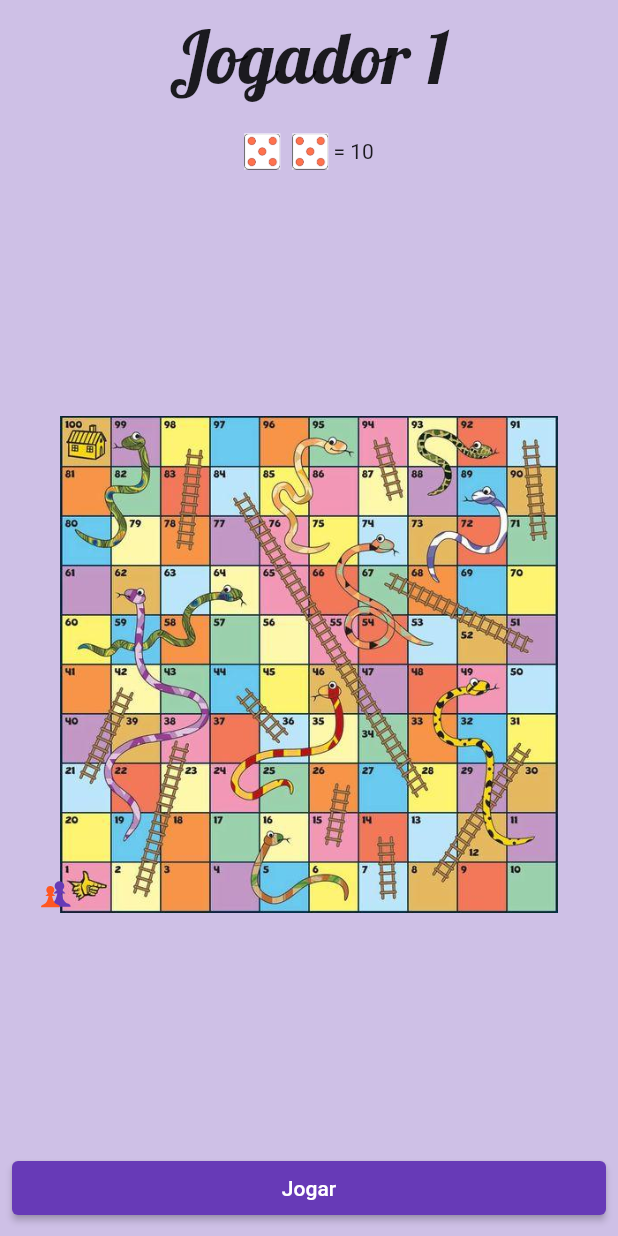
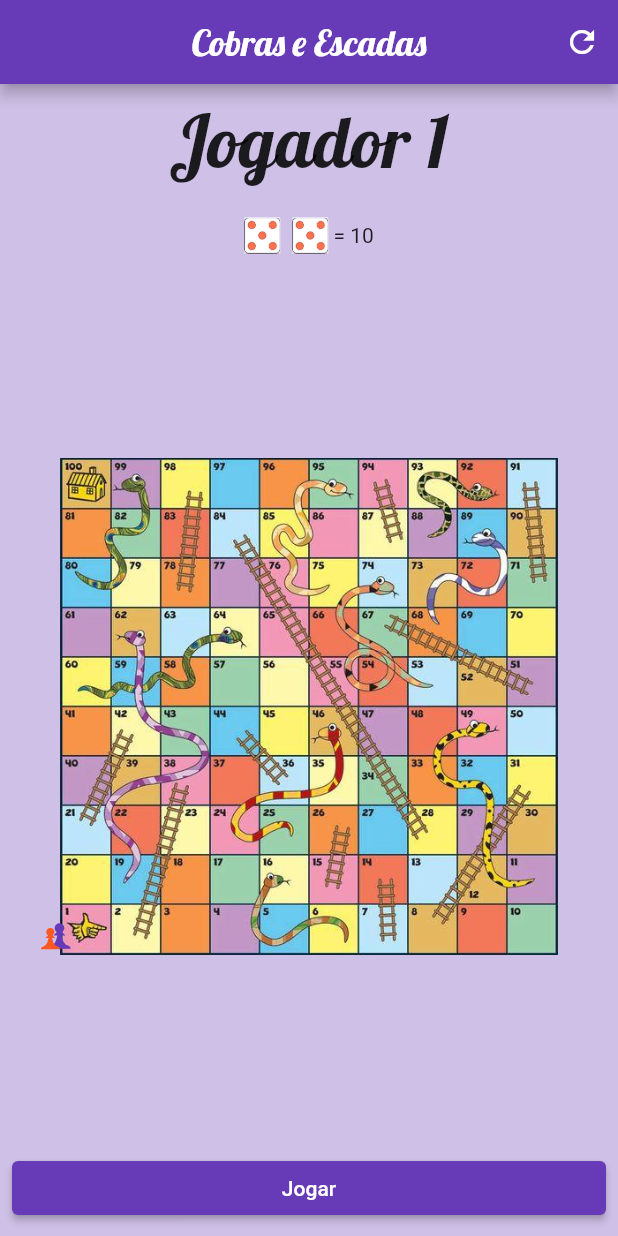
Before and after one commit to aurinosalvador/escribo_teste_02, a Flutter app: the screen it shows after launch, after a tap on "Jogar", on a phone screen of 412 x 824 dp. Run offline on Flutter 3.47's test engine with Material 2 defaults, Android fonts, the light colour scheme and no system bars; our stand-ins replace flutter_svg, google_fonts.

Commit message:
Add appbar and reset button.

```diff
--- a/lib/controllers/cobras_escadas.dart
+++ b/lib/controllers/cobras_escadas.dart
@@ -43,7 +43,7 @@ class CobrasEscadas with ChangeNotifier {
   bool isPlaying = false;
 
   void _rollDices() {
-    if (!isPlaying || winnerPlayer == 0) {
+    if (!isPlaying && winnerPlayer == 0) {
       dice1 = Random().nextInt(6) + 1;
       dice2 = Random().nextInt(6) + 1;
     }
@@ -64,13 +64,13 @@ class CobrasEscadas with ChangeNotifier {
         messageTitle = 'Azar!';
         messageText = 'A cobra picou você, volte para a casa $moveTo';
         closeMessage();
-        print('Snake Move to: $moveTo');
+        // print('Snake Move to: $moveTo');
       } else {
         //escada
         messageTitle = 'Sorte!';
         messageText = 'Você encontrou uma escada, suba para a casa $moveTo';
         closeMessage();
-        print('Ladder Move to: $moveTo');
+        // print('Ladder Move to: $moveTo');
       }
       actualPlayer.setPosition(moveTo);
     }
@@ -86,11 +86,7 @@ class CobrasEscadas with ChangeNotifier {
         //Verify Player Movement
         if (moveTo > 100) {
           int afterLastSquare = moveTo - 100;
-          // actualPlayer.setPosition(100 - afterLastSquare);
           await movePlayer(actualPlayer, 100 - afterLastSquare);
-          print('Player $playingNow Move to: ${100 - afterLastSquare}');
-          //Verify has Snake or Stair
-          // hasSnakeOrLadder(actualPlayer);
         } else if (moveTo == 100) {
           winnerPlayer = playingNow;
           showMessage = true;
@@ -98,15 +94,9 @@ class CobrasEscadas with ChangeNotifier {
           messageText =
               'O ${playingNow == 1 ? 'Jogador 1' : 'Jogador 2'} venceu!';
           closeMessage();
-          // actualPlayer.setPosition(moveTo);
           await movePlayer(actualPlayer, moveTo);
-          print('Player $playingNow Move to: $moveTo');
         } else {
-          // actualPlayer.setPosition(moveTo);
           await movePlayer(actualPlayer, moveTo);
-          print('Player $playingNow Move to: $moveTo');
-          //Verify has Snake or Stair
-          // hasSnakeOrLadder(actualPlayer);
         }
 
         hasSnakeOrLadder(actualPlayer);
@@ -128,7 +118,7 @@ class CobrasEscadas with ChangeNotifier {
       showMessage = true;
       messageTitle = 'Aguarde!';
       messageText =
-          'O ${playingNow == 1 ? 'Jogador 1' : 'Jogador 2'} está na casa $moveTo!';
+          'O ${playingNow == 1 ? 'Jogador 1' : 'Jogador 2'} está na casa ${moveTo}!';
       closeMessage();
     }
 
@@ -155,4 +145,22 @@ class CobrasEscadas with ChangeNotifier {
       notifyListeners();
     });
   }
+
+  void reset() {
+    jogador1.setPosition(0);
+    jogador2.setPosition(0);
+
+    isPlaying = false;
+
+    showMessage = false;
+    messageTitle = '';
+    messageText = '';
+
+    winnerPlayer = 0;
+    playingNow = 1;
+    dice1 = 0;
+    dice2 = 0;
+
+    notifyListeners();
+  }
 }
--- a/lib/views/home.dart
+++ b/lib/views/home.dart
@@ -118,13 +118,25 @@ class _HomeState extends State<Home> {
     100: const Point(0, 509),
   };
 
-  bool teste = true;
-
   @override
   Widget build(BuildContext context) {
     return Consumer<CobrasEscadas>(
       builder: (context, provider, _) {
         return Scaffold(
+          appBar: AppBar(
+            backgroundColor: provider.getButtonColor(),
+            title: Text(
+              'Cobras e Escadas',
+              style: GoogleFonts.lobster(fontSize: 24),
+            ),
+            centerTitle: true,
+            actions: [
+              IconButton(
+                onPressed: provider.reset,
+                icon: const Icon(Icons.refresh),
+              ),
+            ],
+          ),
           body: Container(
             width: double.infinity,
             height: double.infinity,
@@ -138,7 +150,7 @@ class _HomeState extends State<Home> {
                     style: GoogleFonts.lobster(fontSize: 48),
                   ),
                 ),
-                if (provider.dice1 != 0)
+                if (provider.dice1 != 0 && provider.dice2 != 0)
                   SizedBox(
                     height: 50,
                     child: Row(
@@ -166,7 +178,7 @@ class _HomeState extends State<Home> {
                     ),
                   )
                 else
-                  Text('.......'),
+                  const Text('.......'),
 
                 ///Tabuleiro
                 Expanded(
```
